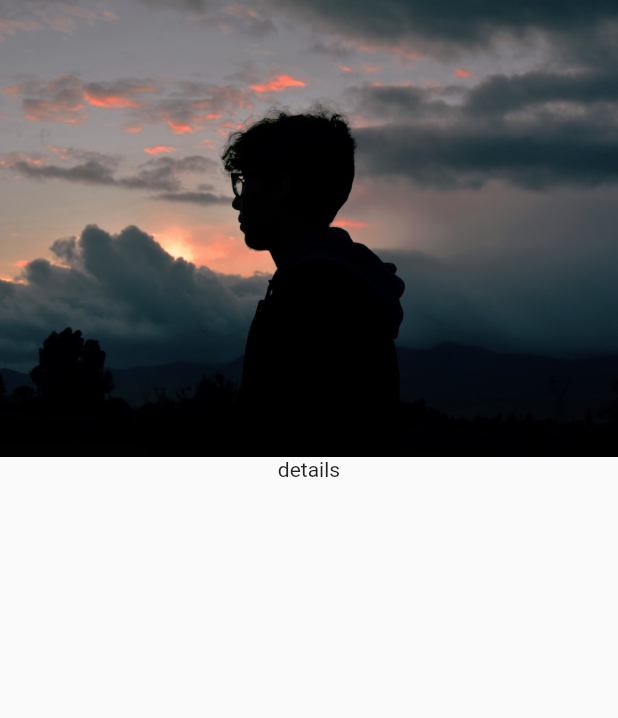
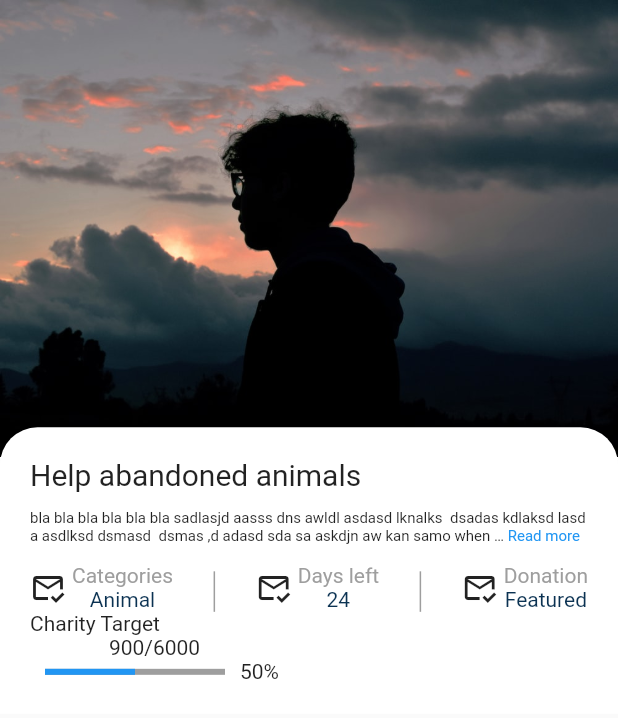
Before and after one commit to Salims97/project_1, a Flutter app: the Home screen opened by its route, after a tap on "Help abandoned animals", on a phone screen of 412 x 824 dp. Shown: the top 718 px of the screen. Run offline on Flutter 3.47's test engine with Material 2 defaults, Android fonts, the phone set to English and light mode, and no system bars; drawn by our look-alikes of percent_indicator, readmore; our stand-ins replace flutter_riverpod, flutter_secure_storage, google_nav_bar; accounts and stored records are empty.

Commit message:
Home and bottom bar + detalis

```diff
--- a/lib/main.dart
+++ b/lib/main.dart
@@ -1,5 +1,6 @@
 import 'package:flutter/material.dart';
 import 'package:flutter_riverpod/flutter_riverpod.dart';
+//import 'package:google_mobile_ads/google_mobile_ads.dart';
 import 'package:project_1/screen/bottom_bar.dart';
 import 'package:project_1/screen/details.dart';
 import 'package:project_1/screen/register.dart';
@@ -7,6 +8,9 @@ import 'screen/home.dart';
 import 'screen/login.dart';
 
 void main() {
+  // WidgetsFlutterBinding.ensureInitialized(); //initialized google ads
+  // MobileAds.instance.initialize();
+
   runApp(const ProviderScope(child: MyApp()));
 }
 
--- a/lib/screen/details.dart
+++ b/lib/screen/details.dart
@@ -1,27 +1,81 @@
 import 'package:flutter/material.dart';
 import 'package:flutter_riverpod/flutter_riverpod.dart';
+import 'package:percent_indicator/percent_indicator.dart';
+import 'package:readmore/readmore.dart';
+
+import '../widgets/row_of_details.dart';
 
 class Details extends ConsumerWidget {
-  const Details({Key? key}) : super(key: key);
+  Color theme = Color.fromARGB(255, 11, 50, 82);
+
+  Details({Key? key}) : super(key: key);
 
   @override
   Widget build(BuildContext context, WidgetRef ref) {
     return Scaffold(
-      body: Stack(
+      body: Column(
         children: [
-          Column(
-            children: [
-              Image.asset(
-                "assets/images/profile.jpg",
-                fit: BoxFit.cover,
+          Container(
+            child: Image.asset(
+              "assets/images/profile.jpg",
+              fit: BoxFit.cover,
+            ),
+          ),
+          Container(
+            transform: Matrix4.translationValues(0, -20, 0),
+            width: double.infinity,
+
+            //height: double.infinity,
+            decoration: BoxDecoration(
+              color: Colors.white,
+              borderRadius: BorderRadius.only(
+                  topRight: Radius.circular(25), topLeft: Radius.circular(25)),
+            ),
+
+            child: Padding(
+              padding: const EdgeInsets.all(20.0),
+              child: Column(
+                crossAxisAlignment: CrossAxisAlignment.start,
+                mainAxisAlignment: MainAxisAlignment.center,
+                children: [
+                  Text(
+                    "Help abandoned animals",
+                    style: TextStyle(fontSize: 20),
+                  ), //2sm al 7amleh
+                  Padding(
+                    padding: const EdgeInsets.symmetric(vertical: 12.0),
+                    child: ReadMoreText(
+                      "bla bla bla bla bla bla sadlasjd aasss dns awldl asdasd lknalks  dsadas kdlaksd lasd a asdlksd dsmasd  dsmas ,d adasd sda sa askdjn aw kan samo when we are use thiss Annnnnddddddd iiiiiiiiiiiiiiiiiiiiiiiiiiiiiiiiiiiiii Willlllllllllllllllllllllllllllllllllll alwaaaaaaaaaaaaaaaaaaaaaaaaaaaaaaaaaaaaaaaayssss loooooveeeeeeeeeeeeeeeeeeeeee youuuuuuuuuuuuuuuuuuuuuuuuuuuuuuuuuuuuuuuuuuuuuuuuuu",
+                      trimLines: 2,
+                      colorClickableText: Colors.blue,
+                      trimMode: TrimMode.Line,
+                      trimCollapsedText: "Read more",
+                      trimExpandedText: "Less",
+                      style: TextStyle(fontSize: 10),
+                    ),
+                  ), //shr7 3nha
+                  RowOfDetails(theme: theme),
+                  Text("Charity Target"),
+                  Row(
+                    children: [
+                      Column(
+                        children: [
+                          Text("900/6000"),
+                           LinearPercentIndicator(
+                            width: 140.0,
+                            lineHeight: 4.0,
+                            percent: 0.5,
+                            backgroundColor: Colors.grey,
+                            progressColor: Colors.blue,
+                            trailing: Text("50%"),
+                          ),
+                        ],
+                      ),
+                    ],
+                  )
+                ],
               ),
-              Container(
-                decoration: BoxDecoration(
-                  borderRadius: BorderRadius.only(topLeft: Radius.circular(20)),
-                ),
-                child: Text('details'),
-              )
-            ],
+            ),
           ),
         ],
       ),
--- a/lib/screen/home.dart
+++ b/lib/screen/home.dart
@@ -4,6 +4,7 @@ import 'package:flutter/material.dart';
 import 'package:flutter_riverpod/flutter_riverpod.dart';
 
 import '../widgets/categorie_icon.dart';
+import 'package:percent_indicator/percent_indicator.dart';
 
 class Home extends ConsumerWidget {
   String dropdownValue = 'Popular';
@@ -11,7 +12,7 @@ class Home extends ConsumerWidget {
 
   Home({Key? key}) : super(key: key);
   @override
-  Widget build(BuildContext context,WidgetRef ref) {
+  Widget build(BuildContext context, WidgetRef ref) {
     return SafeArea(
       child: Scaffold(
         body: Column(
@@ -179,7 +180,15 @@ class Home extends ConsumerWidget {
                               Icon(Icons.abc),
                               Text(" 1000.000.000 U.S "),
                             ],
-                          )
+                          ),
+                          LinearPercentIndicator(
+                            width: 140.0,
+                            lineHeight: 4.0,
+                            percent: 0.5,
+                            backgroundColor: Colors.grey,
+                            progressColor: Colors.blue,
+                            trailing: Text("50%"),
+                          ),
                         ],
                       ),
                     )
--- /dev/null
+++ b/lib/widgets/row_of_details.dart
@@ -0,0 +1,95 @@
+import 'package:flutter/material.dart';
+
+class RowOfDetails extends StatelessWidget {
+  const RowOfDetails({
+    Key? key,
+    required this.theme,
+  }) : super(key: key);
+
+  final Color theme;
+
+  @override
+  Widget build(BuildContext context) {
+    return IntrinsicHeight(
+      child: Row(
+        mainAxisAlignment: MainAxisAlignment.spaceBetween,
+        children: [
+          Row(
+            children: [
+              Padding(
+                padding: const EdgeInsets.only(right: 4),
+                child: Icon(Icons.mark_email_read_outlined),
+              ),
+              Column(
+                children: [
+                  Text(
+                    "Categories",
+                    style: TextStyle(color: Colors.grey),
+                  ),
+                  Text(
+                    "Animal", //بيتغير
+                    style: TextStyle(color: theme),
+                  )
+                ],
+              )
+            ],
+          ),
+          VerticalDivider(
+            width: 10,
+            thickness: 1,
+            indent: 5,
+            endIndent: 0,
+            color: Colors.grey,
+          ),
+          Row(
+            children: [
+              Padding(
+                padding: EdgeInsets.only(right: 4),
+                child: Icon(Icons.mark_email_read_outlined),
+              ),
+              Column(
+                children: [
+                  Text(
+                    "Days left",
+                    style: TextStyle(color: Colors.grey),
+                  ),
+                  Text(
+                    "24", //بيتغير
+                    style: TextStyle(color: theme),
+                  )
+                ],
+              )
+            ],
+          ),
+          VerticalDivider(
+            width: 10,
+            thickness: 1,
+            indent: 5,
+            endIndent: 0,
+            color: Colors.grey,
+          ),
+          Row(
+            children: [
+              Padding(
+                padding: EdgeInsets.only(right: 4),
+                child: Icon(Icons.mark_email_read_outlined),
+              ),
+              Column(
+                children: [
+                  Text(
+                    "Donation",
+                    style: TextStyle(color: Colors.grey),
+                  ),
+                  Text(
+                    "Featured",//بيتغير
+                    style: TextStyle(color: theme),
+                  )
+                ],
+              )
+            ],
+          ),
+        ],
+      ),
+    );
+  }
+}
--- a/pubspec.yaml
+++ b/pubspec.yaml
@@ -38,6 +38,9 @@ dependencies:
   flutter_secure_storage: ^5.0.2
   http: ^0.13.3
   google_nav_bar: ^5.0.6
+  readmore: ^2.1.0
+  percent_indicator: ^4.0.0
+  #google_mobile_ads: ^1.2.0
 
 dev_dependencies:
   flutter_test:
```
Also changed, not shown: pubspec.lock, 2 other files. Lines whose indentation alone changed are shown as unchanged.
